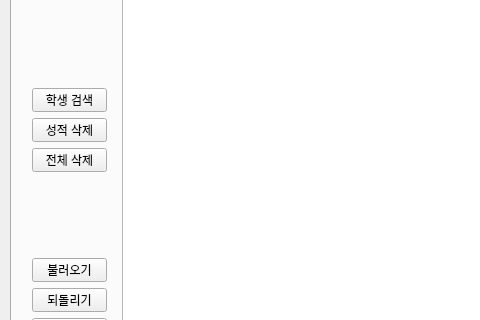
First picture: the form in QManager/manager.ui, repository mekhanjc/student_grade_manager, before the edit; both pictures show x 0 to 480 and y 148 to 468 of the 1004 by 639 pixel window.
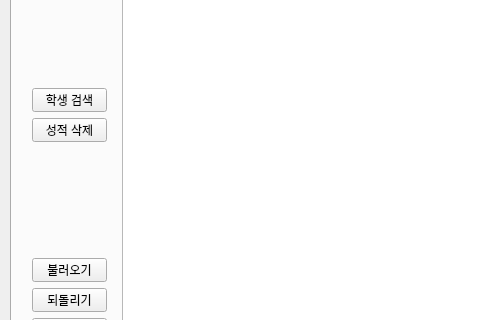
Second picture: the form after the edit.

Commit message: manager 데이터 저장방식 수정

```diff
--- a/QManager/manager.ui
+++ b/QManager/manager.ui
@@ -476,22 +476,6 @@
        <string>성적 삭제</string>
       </property>
      </widget>
-     <widget class="QPushButton" name="deleteAllGradeButton">
-      <property name="geometry">
-       <rect>
-        <x>20</x>
-        <y>260</y>
-        <width>75</width>
-        <height>24</height>
-       </rect>
-      </property>
-      <property name="toolTip">
-       <string>전체학생의 성적을 삭제합니다.</string>
-      </property>
-      <property name="text">
-       <string>전체 삭제</string>
-      </property>
-     </widget>
     </widget>
     <widget class="QWidget" name="tab_5">
      <attribute name="title">
```
The commit also changes 3 other files.
